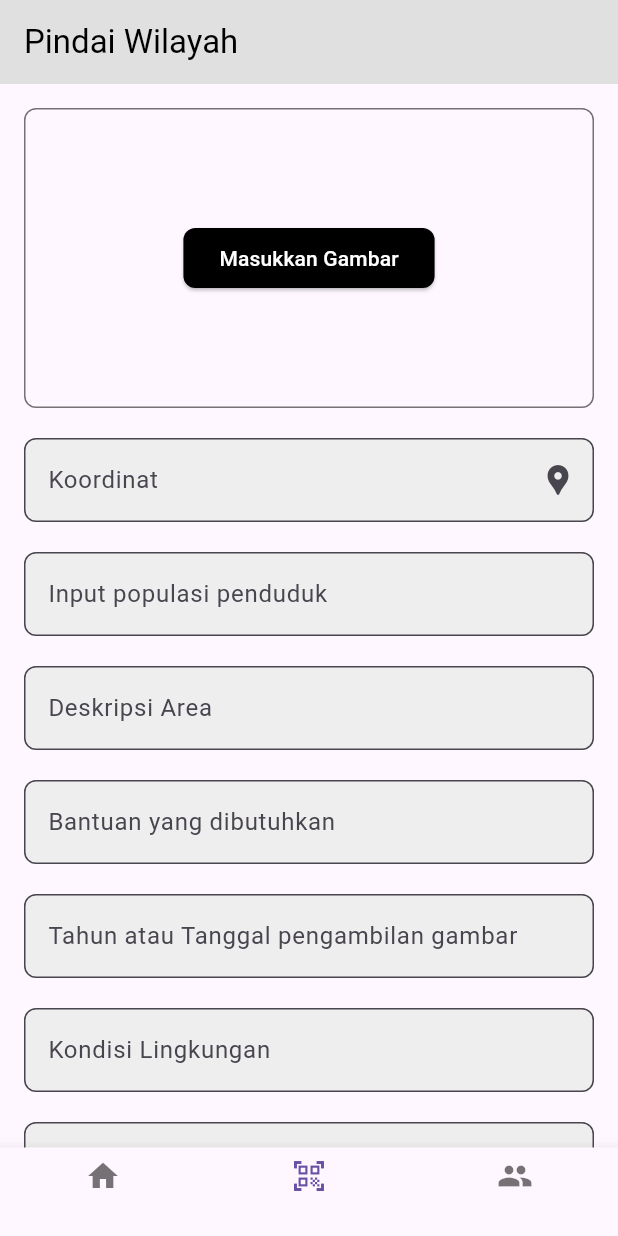
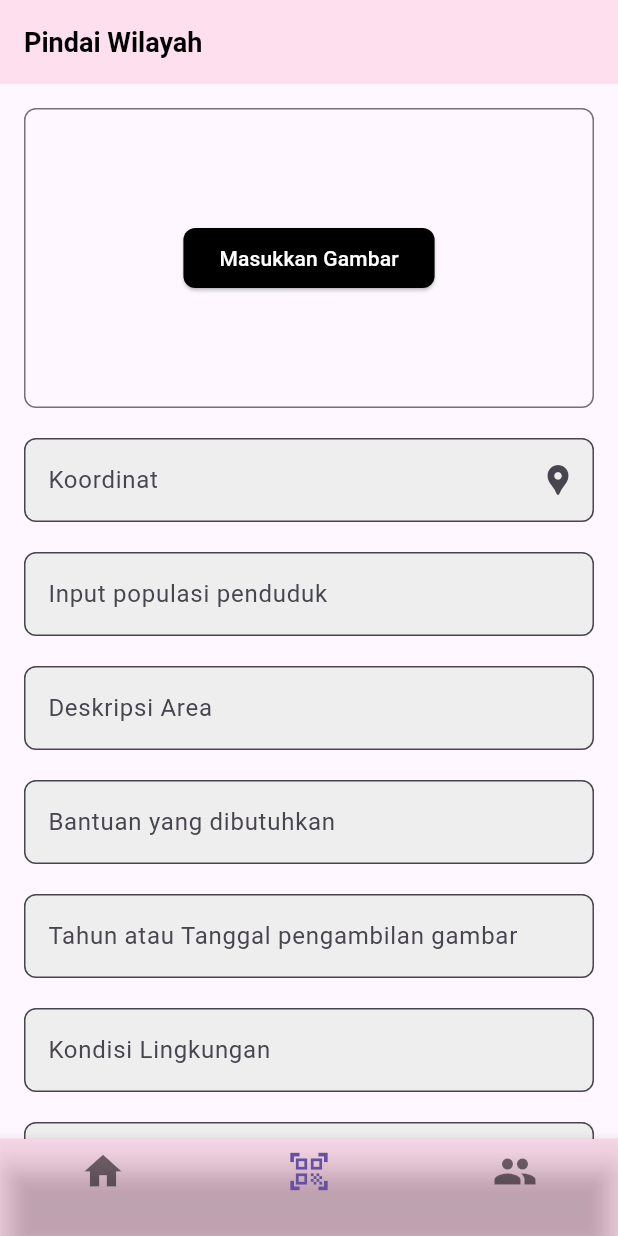
Before and after one commit to humam-ah/PovertyLens-Mobile, a Flutter app: the screen it shows after launch, after a tap on "Pindai Wilayahmu Disini", on a phone screen of 412 x 824 dp. Run offline on Flutter 3.47's test engine with Material 3 defaults, Android fonts, the light colour scheme and no system bars; our stand-ins replace fl_chart, flutter_svg; network calls fail.

Commit message:
forth commit

```diff
--- a/lib/main.dart
+++ b/lib/main.dart
@@ -11,7 +11,7 @@ class MyApp extends StatelessWidget {
     return MaterialApp(
       title: 'PovertyLens',
       debugShowCheckedModeBanner: false,
-      home: SplashScreen(), // Atur SplashScreen sebagai halaman utama
+      home: SplashScreen(),
     );
   }
 }
--- a/lib/ui/detail_lembaga.dart
+++ b/lib/ui/detail_lembaga.dart
@@ -50,7 +50,7 @@ class _DetailLembagaScreenState extends State<DetailLembagaScreen> {
   Widget build(BuildContext context) {
     return Scaffold(
       appBar: AppBar(
-        backgroundColor: Colors.grey[300],
+        backgroundColor: Color.fromARGB(25, 254, 1, 84),
         leading: IconButton(
           icon: Icon(Icons.arrow_back, color: Colors.black),
           onPressed: () => Navigator.pop(context),
--- a/lib/ui/home.dart
+++ b/lib/ui/home.dart
@@ -61,8 +61,10 @@ class _HomeScreenState extends State<HomeScreen> {
         children: _pages,
       ),
       bottomNavigationBar: BottomNavigationBar(
+        backgroundColor: Color.fromARGB(25, 254, 1, 84),
         currentIndex: _selectedIndex,
         onTap: _onItemTapped,
+        iconSize: 30,
         items: [
           BottomNavigationBarItem(
             icon: Icon(Icons.home),
@@ -87,42 +89,99 @@ class HomeScreenContent extends StatelessWidget {
   Widget build(BuildContext context) {
     return Scaffold(
       appBar: AppBar(
-        backgroundColor: Colors.grey[300],
+        backgroundColor: Color.fromARGB(25, 254, 1, 84),
         leading: Padding(
-          padding: const EdgeInsets.only(left: 16.0, right: 8.0, top: 8.0, bottom: 8.0),
-          child: SvgPicture.asset(
-            'images/logo.svg',
+          padding: const EdgeInsets.only(left: 24.0, right: 0.0, top: 8.0, bottom: 8.0),
+          child: Image.asset(
+            'images/logo.png',
             fit: BoxFit.contain,
           ),
         ),
         title: Text(
           'PovertyLens',
-          style: TextStyle(color: Colors.black),
+          style: TextStyle(color: Colors.black, fontWeight: FontWeight.bold),
         ),
         actions: [
           Padding(
             padding: const EdgeInsets.only(right: 16.0),
-            child: IconButton(
-              icon: Icon(Icons.notifications_none, color: Colors.black),
-              onPressed: () {},
+            child: ElevatedButton.icon(
+              onPressed: () {
+                Navigator.of(context).push(
+                  MaterialPageRoute(
+                    builder: (context) => RekapDataScreen()
+                  )
+                );
+              },
+              icon: Icon(Icons.insert_chart, color: Colors.white, size: 14,),
+              label: Text("Rekap Data", style: TextStyle(color: Colors.white, fontSize: 10),),
+              style: ElevatedButton.styleFrom(
+                backgroundColor: Colors.pink,
+                shape: RoundedRectangleBorder(
+                  borderRadius: BorderRadius.circular(20),
+                ),
+                minimumSize: Size(100, 24),
+                padding: EdgeInsets.symmetric(horizontal: 10, vertical: 8)
               ),
             ),
-        ],
+          ),
+        ]
       ),
       body: Padding(
         padding: const EdgeInsets.all(16.0),
+        child: SingleChildScrollView(
+          padding: EdgeInsets.only(right: 4.0, left: 4.0, top: 0, bottom: 0),
           child: Column(
             children: [
               GestureDetector(
                 onTap: () {
-                Navigator.of(context).pushNamed('/rekap_data');
+                  final parentState = context.findAncestorStateOfType<_HomeScreenState>();
+                  parentState?.setState(() {
+                    parentState._selectedIndex = 1;
+                  });
                 },
                 child: Container(
                   width: double.infinity,
+                  height: 80,
+                  decoration: BoxDecoration(
+                    gradient: LinearGradient(
+                      colors: [
+                        Color(0xFFFE0154),
+                        Color(0xFFC95B1B),
+                        Color(0xFF980132),
+                      ],
+                      begin: Alignment.centerLeft,
+                      end: Alignment.centerRight
+                    ),
+                    borderRadius: BorderRadius.circular(8.0),
+                  ),
+                  padding: const EdgeInsets.only(left: 16.0, top: 8.0, bottom: 8.0, right: 16.0),
+                  child: Row(
+                    mainAxisAlignment: MainAxisAlignment.spaceBetween,
+                    children: [
+                      Text(
+                        'Pindai Wilayahmu Disini',
+                        style: TextStyle(fontSize: 18, fontWeight: FontWeight.bold, color: Colors.white),
+                      ),
+                      Icon(Icons.qr_code_scanner, color: Colors.white,),
+                    ],
+                  ),
+                ),
+              ),
+              SizedBox(height: 20),
+              Container(
+                  width: double.infinity,
                   height: 200,
                   decoration: BoxDecoration(
-                  color: Colors.green[200],
-                  borderRadius: BorderRadius.circular(16.0),
+                    color: Colors.white,
+                    borderRadius: BorderRadius.circular(8.0),
+                    boxShadow: [
+                      BoxShadow(
+                        color: Color.fromARGB(165, 244, 67, 54),
+                        spreadRadius: 2,
+                        blurRadius: 4,
+                        offset: Offset(1, 1)
+                      )
+                    ]
                   ),
                   padding: const EdgeInsets.all(16.0),
                   alignment: Alignment.centerLeft,
@@ -188,54 +247,123 @@ class HomeScreenContent extends StatelessWidget {
                     ],
                   ),
                 ),
+              SizedBox(height: 60,),
+              Stack(
+                clipBehavior: Clip.none,
+                children: [
+                  Container(
+                    padding: EdgeInsets.all(16.0),
+                    width: double.infinity,
+                    decoration: BoxDecoration(
+                      color: Colors.white,
+                      borderRadius: BorderRadius.circular(12),
+                      boxShadow: [
+                        BoxShadow(
+                          color: Colors.grey.withOpacity(0.3),
+                          spreadRadius: 2,
+                          blurRadius: 6,
+                          offset: Offset(2, 4),
+                        ),
+                      ],
+                    ),
+                    child: Column(
+                      children: [
+                        SizedBox(height: 20),
+                        Text(
+                          'Inisiatif teknologi untuk menganalisis dan memetakan kemiskinan, menggunakan data terkini dan alat visualisasi. Program ini membantu pemangku kepentingan dalam merancang intervensi yang tepat sasaran, dengan tujuan akhir menciptakan kesejahteraan dan keadilan bagi semua lapisan masyarakat.',
+                          textAlign: TextAlign.justify,
+                          style: TextStyle(color: Colors.black54),
+                        ),
+                      ],
+                    ),
+                  ),
+                  Positioned(
+                    top: -40,
+                    left: 0,
+                    right: 0,
+                    child: CircleAvatar(
+                      radius: 40,
+                      backgroundColor: const Color.fromARGB(179, 255, 245, 245),
+                      child: Image.asset(
+                        'images/logo.png',
+                        width: 50,
+                        height: 50,
+                        fit: BoxFit.contain,
+                      ),
+                    ),
+                  ),
+                ],
               ),
               SizedBox(height: 20),
-            GestureDetector(
-              onTap: () {
-                final parentState = context.findAncestorStateOfType<_HomeScreenState>();
-                parentState?.setState(() {
-                  parentState._selectedIndex = 1;
-                });
-              },
-              child: Container(
+              Container(
+                padding: EdgeInsets.all(16.0),
                 width: double.infinity,
-                height: 120,
                 decoration: BoxDecoration(
-                  color: Colors.green[200],
-                  borderRadius: BorderRadius.circular(16.0),
+                  color: Colors.white,
+                  borderRadius: BorderRadius.circular(8),
                 ),
-                padding: const EdgeInsets.only(left: 16.0, top: 8.0, bottom: 8.0, right: 16.0),
-                child: Row(
-                  mainAxisAlignment: MainAxisAlignment.spaceBetween,
+                child: Column(
+                  crossAxisAlignment: CrossAxisAlignment.start,
                   children: [
                     Text(
-                      'Pindai Wilayahmu Disini',
-                      style: TextStyle(fontSize: 18, fontWeight: FontWeight.bold),
+                      'Fitur AI PovertyLens',
+                      style: TextStyle(
+                        fontSize: 16,
+                        fontWeight: FontWeight.bold,
+                        color: Colors.black,
                       ),
-                    Icon(Icons.qr_code_scanner),
+                    ),
+                    SizedBox(height: 10),
+                    Text(
+                      'Fitur utama dari Poverty Lens adalah kemampuan untuk mengunggah gambar tangkapan layar (screenshot) peta atau maps yang disertai dengan teks pertanyaan dari pengguna. Fitur ini memanfaatkan teknologi kecerdasan buatan (AI) untuk menganalisis peta atau gambar yang diunggah dan menjawab pertanyaan yang diajukan.',
+                      style: TextStyle(color: Colors.black54),
+                    ),
+                    SizedBox(height: 10,),
+                    Align(
+                      alignment: Alignment.bottomLeft,
+                      child: Text(
+                        'Lihat Selengkapnya',
+                        style: TextStyle(
+                          color: Color(0xFFC95B1B),
+                        ),
+                      ),
+                    ),
                   ],
-                ),
                 ),
               ),
               SizedBox(height: 20,),
               Container(
+                padding: EdgeInsets.all(16.0),
                 width: double.infinity,
-              height: 240,
                 decoration: BoxDecoration(
-                color: Colors.grey[300],
-                borderRadius: BorderRadius.circular(16.0)
+                  color: Colors.white,
+                  borderRadius: BorderRadius.circular(8),
                 ),
-              padding: const EdgeInsets.all(16.0),
                 child: Column(
+                  crossAxisAlignment: CrossAxisAlignment.start,
                   children: [
                     Text(
-                    'inisiatif teknologi untuk menganalisis dan memetakan kemiskinan, menggunakan data terkini dan alat visualisasi. Program ini membantu pemangku kepentingan dalam merancang intervensi yang tepat sasaran, dengan tujuan akhir menciptakan kesejahteraan dan keadilan bagi semua lapisan masyarakat.',
-                    style: TextStyle(fontSize: 14, fontWeight: FontWeight.normal),
-                  )
+                      'Cara Pakai Fitur AI PovertyLens',
+                      style: TextStyle(
+                        fontSize: 16,
+                        fontWeight: FontWeight.bold,
+                        color: Colors.black,
+                      ),
+                    ),
+                    SizedBox(height: 10),
+                    Text(
+                      '1. Siapkan screenshot peta atau maps yang ingin kamu tanyakan.\n'
+                      '2. Upload file screenshot dan ketik pertanyaanmu di kolom yang tersedia.\n'
+                      '3. Setelah itu, AI kita yang super canggih akan langsung menganalisis pertanyaanmu!\n'
+                      '4. Kamu tinggal duduk manis sambil nunggu jawabannya keluar.\n'
+                      '5. Selamat mencoba dari Mimin Ganteng!',
+                      style: TextStyle(color: Color(0xFFC95B1B)),
+                    ),
                   ],
                 ),
-            )
+              ),
             ],
+          ),
         ),
       ),
     );
--- a/lib/ui/lembaga.dart
+++ b/lib/ui/lembaga.dart
@@ -88,10 +88,10 @@ class _LembagaScreenState extends State<LembagaScreen> {
   Widget build(BuildContext context) {
     return Scaffold(
       appBar: AppBar(
-        backgroundColor: Colors.grey[300],
+        backgroundColor: Color.fromARGB(25, 254, 1, 84),
         title: Text(
           'Daftar Lembaga',
-          style: TextStyle(color: Colors.black),
+          style: TextStyle(color: Colors.black, fontSize: 18, fontWeight: FontWeight.bold),
         ),
         actions: [
           Padding(
--- a/lib/ui/pindai.dart
+++ b/lib/ui/pindai.dart
@@ -5,10 +5,10 @@ class PindaiScreen extends StatelessWidget {
   Widget build(BuildContext context) {
     return Scaffold(
       appBar: AppBar(
-        backgroundColor: Colors.grey[300],
+        backgroundColor: Color.fromARGB(25, 254, 1, 84),
         title: Text(
           'Pindai Wilayah',
-          style: TextStyle(color: Colors.black),
+          style: TextStyle(color: Colors.black, fontSize: 18, fontWeight: FontWeight.bold),
         ),
       ),
       body: SingleChildScrollView(
@@ -78,7 +78,7 @@ class PindaiScreen extends StatelessWidget {
               width: double.infinity,
               child: ElevatedButton(
                 style: ElevatedButton.styleFrom(
-                  backgroundColor: Colors.blueGrey,
+                  backgroundColor: Color(0xFF455A64),
                   shape: RoundedRectangleBorder(
                     borderRadius: BorderRadius.circular(8.0),
                   ),
--- a/lib/ui/rekap_data.dart
+++ b/lib/ui/rekap_data.dart
@@ -5,7 +5,7 @@ class RekapDataScreen extends StatelessWidget {
   Widget build(BuildContext context) {
     return Scaffold(
       appBar: AppBar(
-        backgroundColor: Colors.grey[300],
+        backgroundColor: Color.fromARGB(25, 254, 1, 84),
         leading: IconButton(
           icon: Icon(Icons.arrow_back, color: Colors.black),
           onPressed: () => Navigator.pop(context),
--- a/pubspec.yaml
+++ b/pubspec.yaml
@@ -69,6 +69,7 @@ flutter:
 
   # To add assets to your application, add an assets section, like this:
   assets:
+    - images/graph.svg
     - images/logo-color.png
     - images/table.png
     - images/logo.svg
```
Also changed, not shown: images/graph.svg (added), images/logo.png, images/logo.svg. Lines whose indentation alone changed are shown as unchanged.
